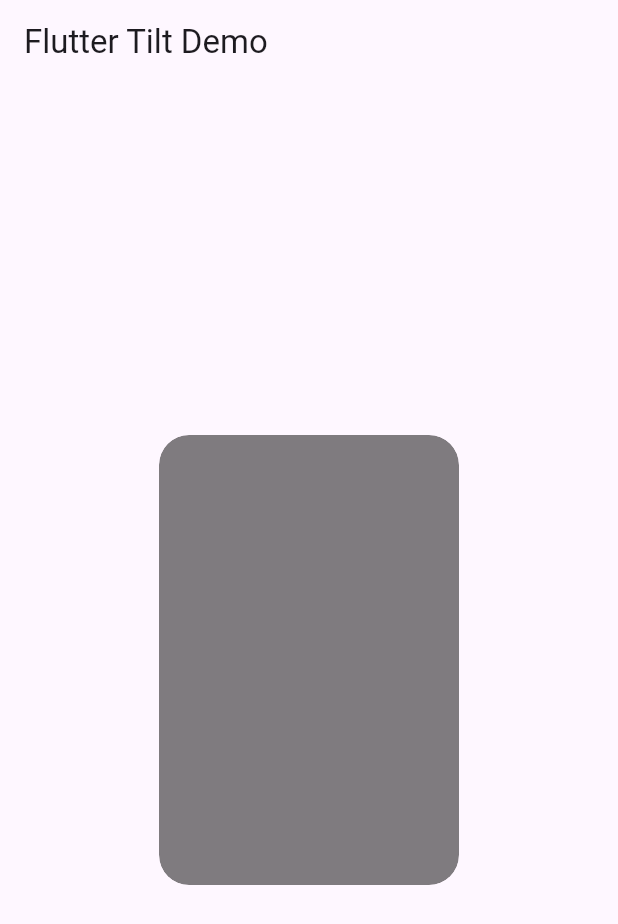
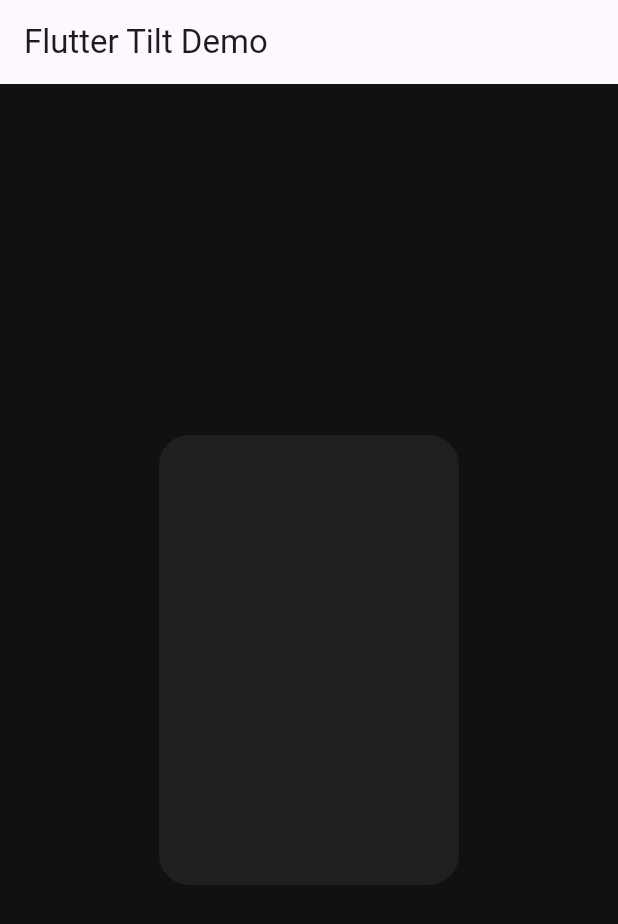
Before and after one commit to fluttercandies/flutter_tilt, a Flutter app: the screen it shows after launch, on a phone screen of 412 x 824 dp. Shown: the top 924 px of the screen. Run offline on Flutter 3.47's test engine with Material 2 defaults, Android fonts, the phone set to English and light mode, and no system bars.

Commit message:
update: example

```diff
--- a/example/lib/main.dart
+++ b/example/lib/main.dart
@@ -30,6 +30,7 @@ class Demo extends StatelessWidget {
   @override
   Widget build(BuildContext context) {
     return Scaffold(
+      backgroundColor: const Color(0xFF111111),
       appBar: AppBar(title: const Text('Flutter Tilt Demo')),
       body: Center(
         child: Stack(
@@ -40,7 +41,6 @@ class Demo extends StatelessWidget {
               height: 300,
               borderRadius: BorderRadius.circular(20),
               lightDirection: LightDirection.around,
-              shadowColor: const Color(0xFF999999),
               child: Builder(builder: (context) {
                 return Container(
                   width: 200,
@@ -48,8 +48,8 @@ class Demo extends StatelessWidget {
                   decoration: BoxDecoration(
                     gradient: LinearGradient(
                       colors: [
-                        Colors.black.withOpacity(0.5),
-                        Colors.black.withOpacity(0.5)
+                        Colors.grey.withOpacity(0.1),
+                        Colors.grey.withOpacity(0.1)
                       ],
                       begin: Alignment.topLeft,
                       end: Alignment.bottomRight,
```
